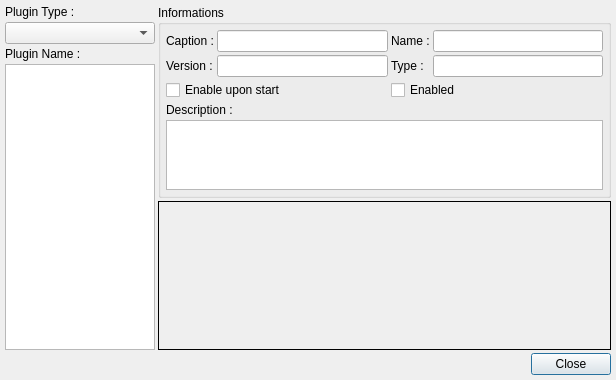
Qt form v2/trunk/monkey/src/pluginsmanager/ui/UIPluginsSettings.ui (testmana2/mks) before a commit.
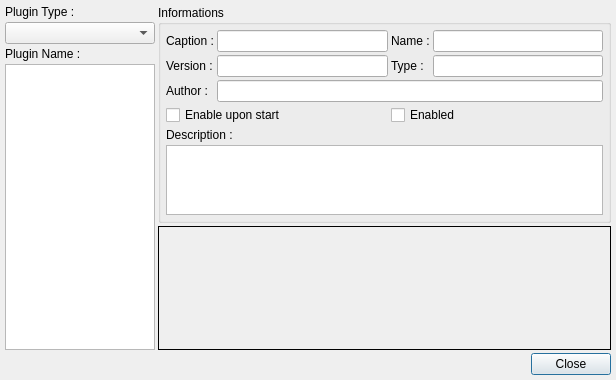
The same form after that commit.

Commit message: move UIMessageBox classes to MessageBox plugin

Diff of the .ui file:
```diff
--- a/v2/trunk/monkey/src/pluginsmanager/ui/UIPluginsSettings.ui
+++ b/v2/trunk/monkey/src/pluginsmanager/ui/UIPluginsSettings.ui
@@ -16,15 +16,25 @@
    <property name="margin" >
     <number>5</number>
    </property>
-   <property name="spacing" >
+   <property name="topMargin" >
+    <number>5</number>
+   </property>
+   <property name="rightMargin" >
+    <number>5</number>
+   </property>
+   <property name="bottomMargin" >
+    <number>5</number>
+   </property>
+   <property name="horizontalSpacing" >
+    <number>3</number>
+   </property>
+   <property name="verticalSpacing" >
     <number>3</number>
    </property>
    <item row="0" column="1" colspan="2" >
     <widget class="QGroupBox" name="gbInformations" >
      <property name="sizePolicy" >
-      <sizepolicy>
-       <hsizetype>7</hsizetype>
-       <vsizetype>4</vsizetype>
+      <sizepolicy vsizetype="Maximum" hsizetype="Expanding" >
        <horstretch>0</horstretch>
        <verstretch>1</verstretch>
       </sizepolicy>
@@ -36,31 +46,43 @@
       <property name="margin" >
        <number>5</number>
       </property>
-      <property name="spacing" >
+      <property name="topMargin" >
+       <number>5</number>
+      </property>
+      <property name="rightMargin" >
+       <number>5</number>
+      </property>
+      <property name="bottomMargin" >
+       <number>5</number>
+      </property>
+      <property name="horizontalSpacing" >
        <number>3</number>
       </property>
-      <item row="4" column="0" colspan="4" >
+      <property name="verticalSpacing" >
+       <number>3</number>
+      </property>
+      <item row="5" column="0" colspan="4" >
        <widget class="QTextEdit" name="teDescription" >
         <property name="readOnly" >
          <bool>true</bool>
         </property>
        </widget>
       </item>
-      <item row="3" column="0" colspan="4" >
+      <item row="4" column="0" colspan="4" >
        <widget class="QLabel" name="lDescription" >
         <property name="text" >
          <string>Description :</string>
         </property>
        </widget>
       </item>
-      <item row="2" column="2" colspan="2" >
+      <item row="3" column="2" colspan="2" >
        <widget class="QCheckBox" name="cbEnabled" >
         <property name="text" >
          <string>Enabled</string>
         </property>
        </widget>
       </item>
-      <item row="2" column="0" colspan="2" >
+      <item row="3" column="0" colspan="2" >
        <widget class="QCheckBox" name="cbEnableUponStart" >
         <property name="text" >
          <string>Enable upon start</string>
@@ -123,6 +145,20 @@
         </property>
        </widget>
       </item>
+      <item row="2" column="1" colspan="3" >
+       <widget class="QLineEdit" name="leAuthor" >
+        <property name="readOnly" >
+         <bool>true</bool>
+        </property>
+       </widget>
+      </item>
+      <item row="2" column="0" >
+       <widget class="QLabel" name="lAuthor" >
+        <property name="text" >
+         <string>Author :</string>
+        </property>
+       </widget>
+      </item>
      </layout>
     </widget>
    </item>
@@ -142,9 +178,7 @@
    <item row="1" column="1" colspan="2" >
     <widget class="QStackedWidget" name="swWidgets" >
      <property name="sizePolicy" >
-      <sizepolicy>
-       <hsizetype>7</hsizetype>
-       <vsizetype>7</vsizetype>
+      <sizepolicy vsizetype="Expanding" hsizetype="Expanding" >
        <horstretch>0</horstretch>
        <verstretch>99</verstretch>
       </sizepolicy>
```
Left out of the diff: 27 changed lines with no effect on the pictures. The commit also changes 5 other files.
